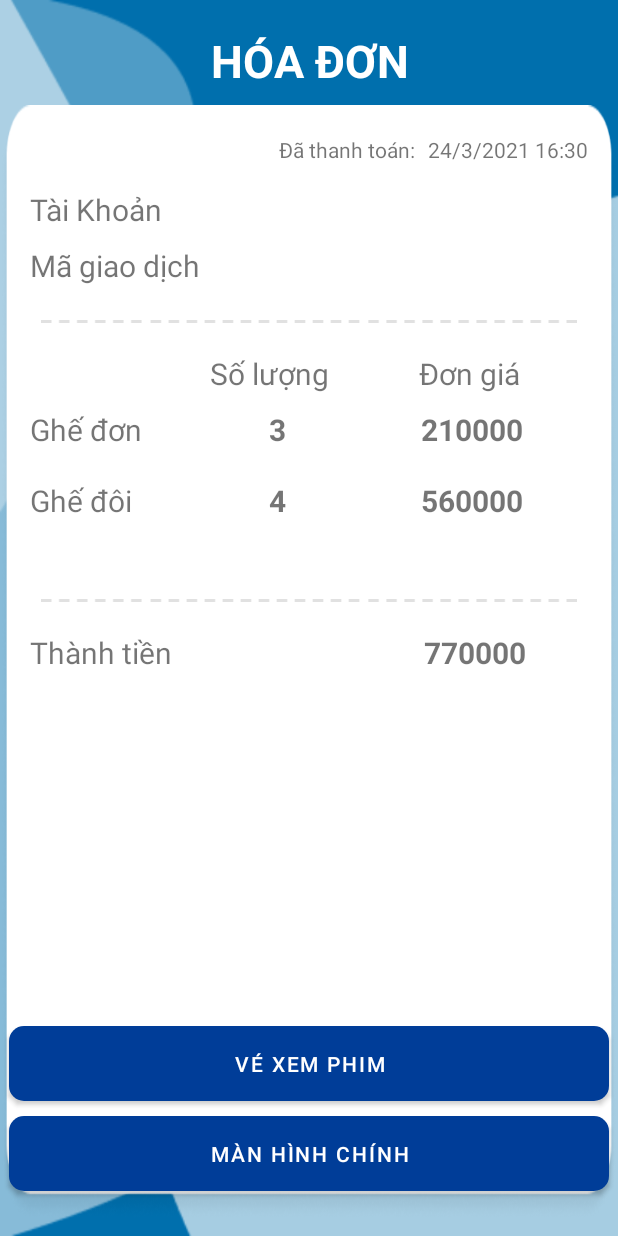
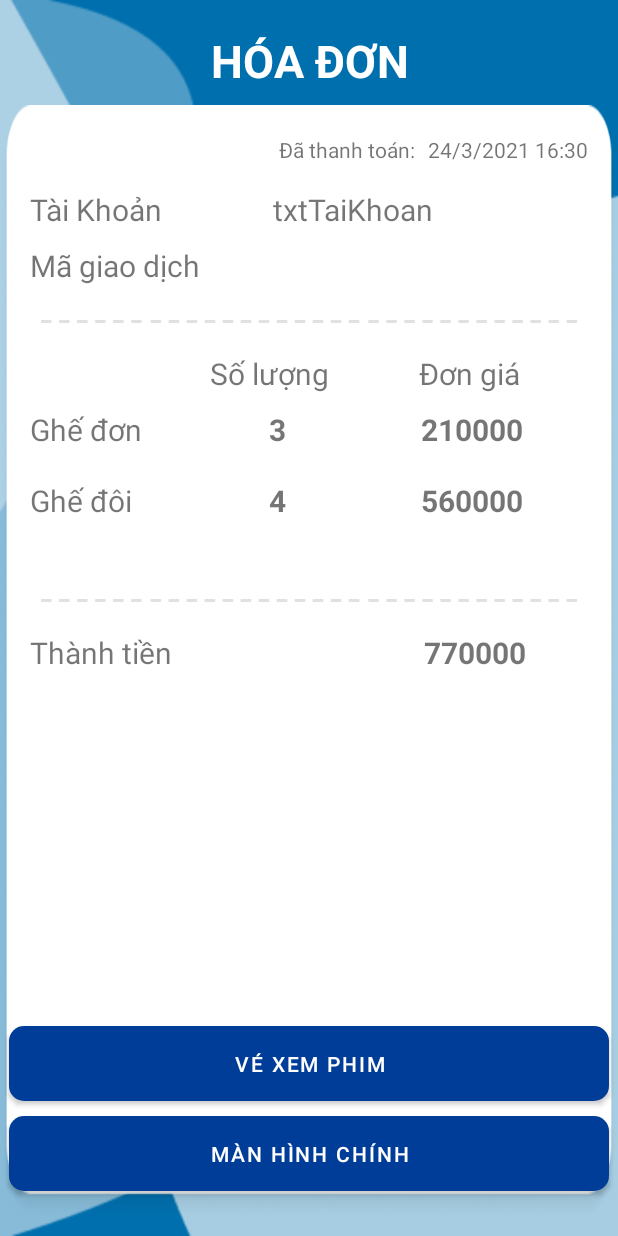
Before and after one commit to ndkhoa200400/TixTox, an Android app: the activity_bill screen opened directly, with no data from a screen before it, on a phone screen of 412 x 824 dp. Run offline under Robolectric (Android 15) with nearby library versions, the phone set to English and light mode, and no system bars; our stand-ins replace Firebase (no records; nobody signed in at launch, a user with empty details on screens opened directly); 9 statements that could not run were skipped.

Commit message:
Revert "aa"
This reverts commit 21fee09f86f73d54f9e70edc1dea76fea6b8857a.

```diff
--- a/app/src/main/java/com/example/tixtox/DatVe/activity_bill.java
+++ b/app/src/main/java/com/example/tixtox/DatVe/activity_bill.java
@@ -12,7 +12,6 @@ import android.widget.TextView;
 
 import com.example.tixtox.HomeActivity;
 import com.example.tixtox.R;
-import com.google.firebase.auth.FirebaseAuth;
 import com.google.firebase.database.DataSnapshot;
 import com.google.firebase.database.DatabaseError;
 import com.google.firebase.database.DatabaseReference;
@@ -75,8 +74,7 @@ public class activity_bill extends AppCompatActivity {
                 txtSoghedon.setText(soghedon.toString());
                 txtMagd.setText(MaHoaDon);
                 txtTongTien.setText(bill.getThanhTien());
-                txtTaiKhoan.setText( FirebaseAuth.getInstance()
-                        .getCurrentUser().getDisplayName());
+                txtTaiKhoan.setText(bill.getID_Account());
                 txtGiaghedoi.setText((new Integer(soghedoi*140000).toString()));
                 txtGiaghedon.setText((new Integer(soghedon*70000).toString()));
                 txtNgayGD.setText(DateFormat.format("dd-MM-yyyy (HH:mm:ss)",
--- a/app/src/main/res/layout/custom_dialog.xml
+++ b/app/src/main/res/layout/custom_dialog.xml
@@ -14,8 +14,7 @@
         android:layout_width="100dp"
         android:layout_height="100dp"
         android:layout_gravity="center"
-        android:background="@drawable/background_icon"
-        app:srcCompat="@drawable/icon_app" />
+        app:srcCompat="@drawable/icon_facebook" />
 
     <TextView
         android:id="@+id/gioBD"
```
